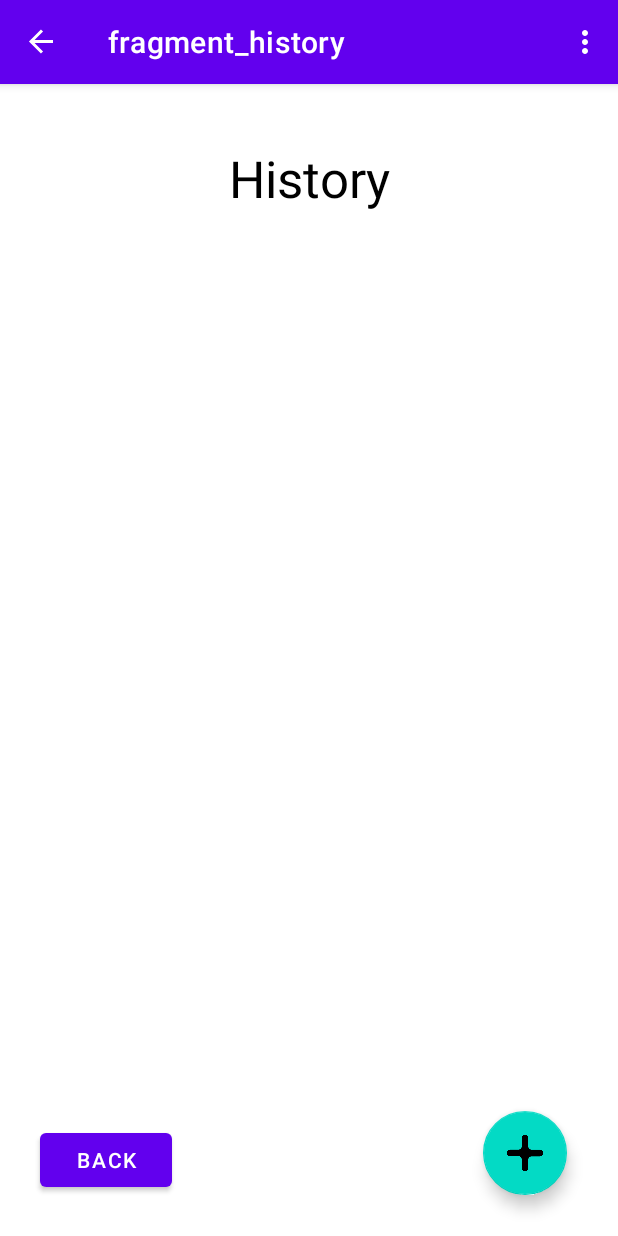
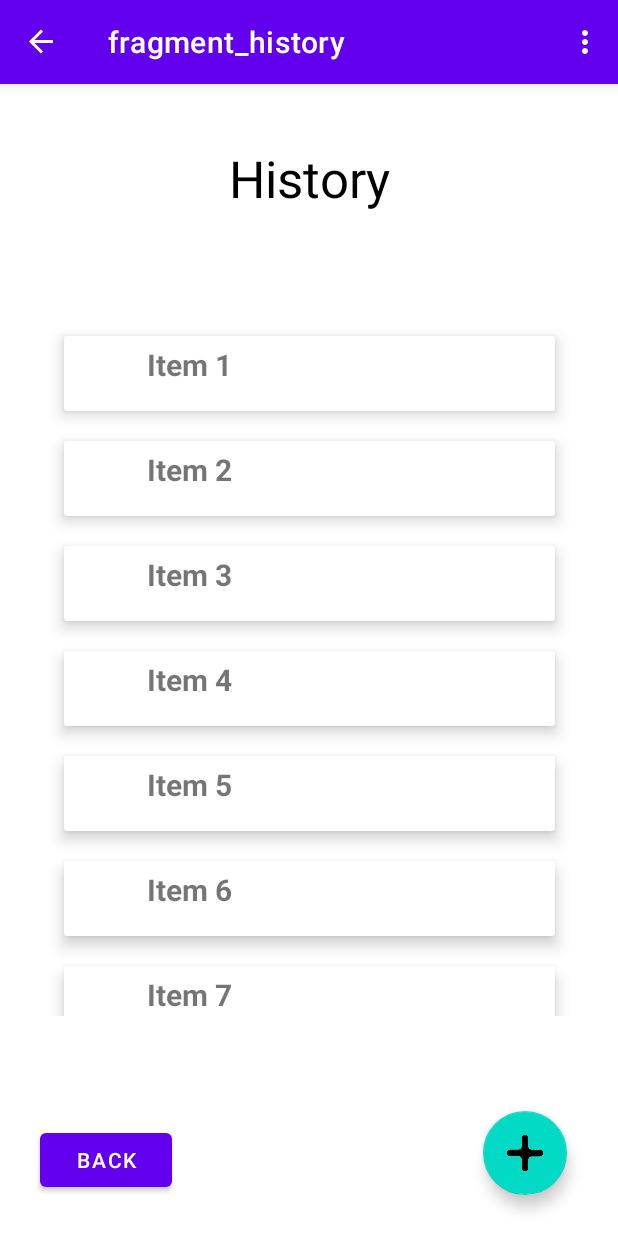
Before and after one commit to SumukhP-dev/MyMoneyTracker_App, an Android app: the screen it shows after launch (MainActivity), after a tap on "HISTORY", on a phone screen of 412 x 824 dp. Run offline under Robolectric (Android 15) with nearby library versions, the phone set to English and light mode, and no system bars; our stand-ins replace navigation-ui; Roboto replaces fonts that are not available here.

Commit message:
Created recyclerView on History Fragment

```diff
--- a/app/build.gradle.kts
+++ b/app/build.gradle.kts
@@ -39,7 +39,7 @@ android {
 }
 
 dependencies {
-
+    implementation("androidx.recyclerview:recyclerview:1.3.2")
     implementation("androidx.core:core-ktx:1.12.0")
     implementation("androidx.appcompat:appcompat:1.6.1")
     implementation("com.google.android.material:material:1.11.0")
--- /dev/null
+++ b/app/src/main/java/com/example/mymoneytracker/ui/history/CustomAdapter.kt
@@ -0,0 +1,49 @@
+package com.example.mymoneytracker.ui.history
+
+import android.view.LayoutInflater
+import android.view.View
+import android.view.ViewGroup
+import android.widget.ImageView
+import android.widget.TextView
+import androidx.recyclerview.widget.RecyclerView
+import com.example.mymoneytracker.R
+import com.example.mymoneytracker.databinding.FragmentHistoryBinding
+
+class CustomAdapter(private val mList: List<ItemsViewModel>) : RecyclerView.Adapter<CustomAdapter.ViewHolder>() {
+
+    private var _binding: FragmentHistoryBinding? = null
+    private val binding get() = _binding!!
+    // create new views
+    override fun onCreateViewHolder(parent: ViewGroup, viewType: Int): ViewHolder {
+        // inflates the card_view_design view
+        // that is used to hold list item
+        val view = LayoutInflater.from(parent.context)
+            .inflate(R.layout.card_view_design, parent, false)
+
+        return ViewHolder(view)
+    }
+
+    // binds the list items to a view
+    override fun onBindViewHolder(holder: ViewHolder, position: Int) {
+
+        val ItemsViewModel = mList[position]
+
+        // sets the image to the imageview from our itemHolder class
+        holder.imageView.setImageResource(ItemsViewModel.image)
+
+        // sets the text to the textview from our itemHolder class
+        holder.textView.text = ItemsViewModel.text
+
+    }
+
+    // return the number of the items in the list
+    override fun getItemCount(): Int {
+        return mList.size
+    }
+
+    // Holds the views for adding it to image and text
+    class ViewHolder(ItemView: View) : RecyclerView.ViewHolder(ItemView) {
+        val imageView: ImageView = itemView.findViewById(R.id.imageview)
+        val textView: TextView = itemView.findViewById(R.id.textView)
+    }
+}
--- a/app/src/main/java/com/example/mymoneytracker/ui/history/HistoryFragment.kt
+++ b/app/src/main/java/com/example/mymoneytracker/ui/history/HistoryFragment.kt
@@ -10,6 +10,7 @@ import android.widget.TextView
 import androidx.fragment.app.Fragment
 import androidx.lifecycle.ViewModelProvider
 import androidx.navigation.fragment.findNavController
+import androidx.recyclerview.widget.LinearLayoutManager
 import androidx.recyclerview.widget.RecyclerView
 import com.example.mymoneytracker.R
 import com.example.mymoneytracker.databinding.ActivityMainBinding
@@ -40,6 +41,29 @@ class HistoryFragment : Fragment() {
             findNavController().navigate(R.id.action_historyFragment_to_nav_home)
         }
 
+
+        // getting the recyclerview by its id
+        val recyclerview = binding.recyclerview
+
+        // this creates a vertical layout Manager
+        recyclerview.layoutManager = LinearLayoutManager(context)
+
+        // ArrayList of class ItemsViewModel
+        val data = ArrayList<ItemsViewModel>()
+
+        // This loop will create 20 Views containing
+        // the image with the count of view
+        for (i in 1..20) {
+            data.add(ItemsViewModel(R.drawable.ic_baseline_folder_24, "Item " + i))
+        }
+
+        // This will pass the ArrayList to our Adapter
+        val adapter = CustomAdapter(data)
+
+        // Setting the Adapter with the recyclerview
+        recyclerview.adapter = adapter
+
+
         return root
     }
 
@@ -47,6 +71,7 @@ class HistoryFragment : Fragment() {
     override fun onViewCreated(view: View, savedInstanceState: Bundle?) {
         super.onViewCreated(view, savedInstanceState)
 
+        // FAB to add transactions fragment
         val fab: View = view.findViewById(R.id.addFAB)
         fab.setOnClickListener {
             findNavController().navigate(R.id.action_historyFragment_to_addDataFragment)
--- /dev/null
+++ b/app/src/main/java/com/example/mymoneytracker/ui/history/ItemsViewModel.kt
@@ -0,0 +1,5 @@
+package com.example.mymoneytracker.ui.history
+
+data class ItemsViewModel(val image: Int, val text: String) {
+
+}
--- /dev/null
+++ b/app/src/main/res/drawable/ic_baseline_folder_24.xml
@@ -0,0 +1,4 @@
+<?xml version="1.0" encoding="utf-8"?>
+<selector xmlns:android="http://schemas.android.com/apk/res/android">
+
+</selector>
--- /dev/null
+++ b/app/src/main/res/layout/card_view_design.xml
@@ -0,0 +1,33 @@
+<?xml version="1.0" encoding="utf-8"?>
+<androidx.cardview.widget.CardView
+    xmlns:android="http://schemas.android.com/apk/res/android"
+    xmlns:app="http://schemas.android.com/apk/res-auto"
+    android:layout_width="match_parent"
+    android:layout_height="50dp"
+    android:layout_margin="10dp"
+    app:cardElevation="6dp">
+
+    <LinearLayout
+        android:layout_width="match_parent"
+        android:layout_height="wrap_content"
+        android:orientation="horizontal"
+        android:padding="5dp">
+
+        <ImageView
+            android:id="@+id/imageview"
+            android:layout_width="40dp"
+            android:layout_height="40dp" />
+
+        <TextView
+            android:id="@+id/textView"
+            android:layout_width="wrap_content"
+            android:layout_height="wrap_content"
+            android:layout_marginStart="10dp"
+            android:layout_marginLeft="15dp"
+            android:text="Item"
+            android:textSize="20sp"
+            android:textStyle="bold" />
+
+    </LinearLayout>
+
+</androidx.cardview.widget.CardView>
--- a/app/src/main/res/layout/fragment_history.xml
+++ b/app/src/main/res/layout/fragment_history.xml
@@ -43,4 +43,15 @@
         app:layout_constraintStart_toStartOf="parent"
         app:layout_constraintTop_toTopOf="parent"
         app:layout_constraintVertical_bias="0.963" />
+
+    <androidx.recyclerview.widget.RecyclerView
+        android:id="@+id/recyclerview"
+        android:layout_width="347dp"
+        android:layout_height="463dp"
+        android:layout_marginStart="1dp"
+        android:layout_marginEnd="1dp"
+        app:layout_constraintBottom_toTopOf="@+id/BackHistoryButton"
+        app:layout_constraintEnd_toEndOf="parent"
+        app:layout_constraintStart_toStartOf="parent"
+        app:layout_constraintTop_toBottomOf="@+id/textView8" />
 </androidx.constraintlayout.widget.ConstraintLayout>
--- a/gradle.properties
+++ b/gradle.properties
@@ -21,3 +21,4 @@ kotlin.code.style=official
 # resources declared in the library itself and none from the library's dependencies,
 # thereby reducing the size of the R class for that library
 android.nonTransitiveRClass=true
+android.enableJetifier=true
```
